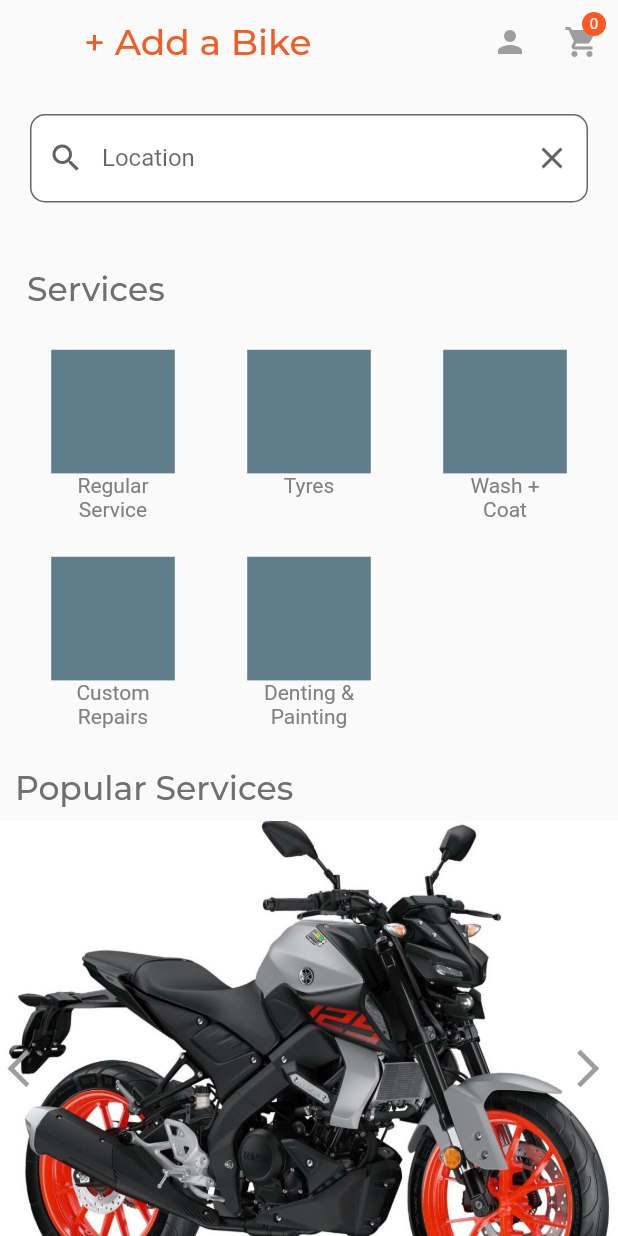
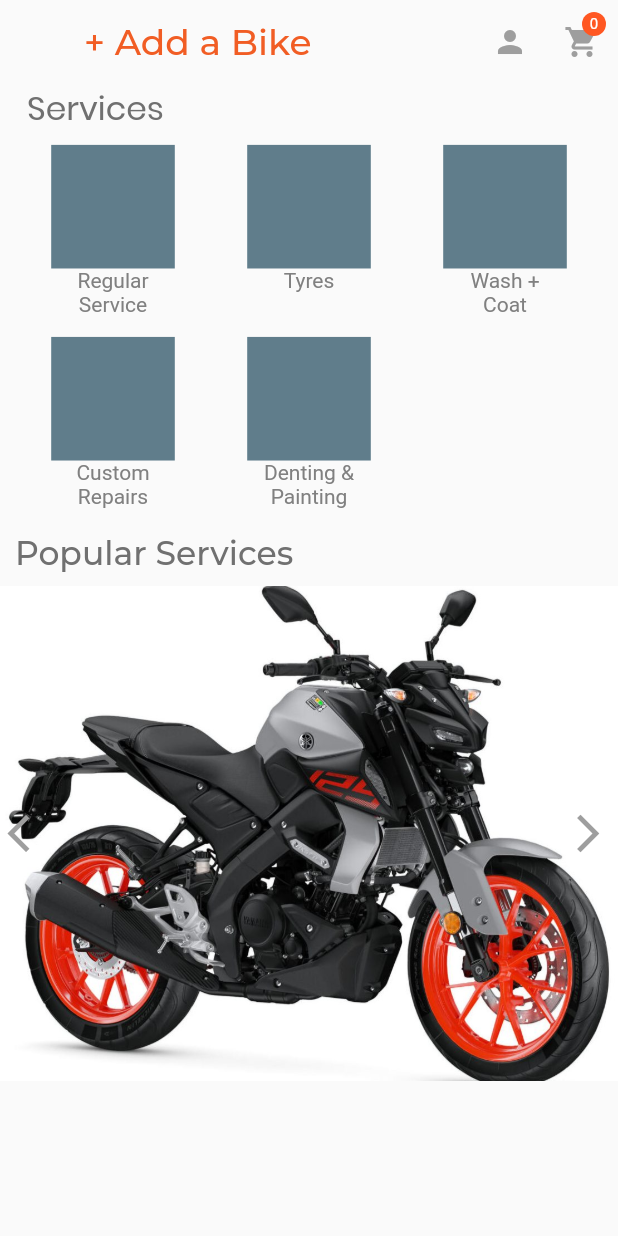
Before and after one commit to JenishHirpara/protto_customer_app, a Flutter app: the DashBoardScreen screen opened directly, on a phone screen of 412 x 824 dp. Run offline on Flutter 3.47's test engine with Material 2 defaults, Android fonts, the phone set to English and light mode, and no system bars; our stand-ins replace flutter_swiper, google_fonts, google_maps_flutter, location, material_design_icons_flutter, share and 1 more; missing offline and left inert: flutter_google_places, geocoder, google_maps_webservice; accounts and stored records are empty; network calls fail.

Commit message:
removed scroll, changed font and alignment

```diff
--- a/lib/screens/dashboard_screen.dart
+++ b/lib/screens/dashboard_screen.dart
@@ -111,7 +111,7 @@ class _DashBoardScreenState extends State<DashBoardScreen> {
                         },
                       ),
                     ),
-                    SizedBox(height: 15),
+                    SizedBox(height: 12),
                   ],
                 ),
               ),
@@ -267,47 +267,14 @@ class _DashBoardScreenState extends State<DashBoardScreen> {
           ),
         ],
       ),
-      body: SingleChildScrollView(
-        child: Container(
-          width: SizeConfig.blockSizeHorizontal * 100,
-          height: SizeConfig.blockSizeVertical * 100,
-          child: SingleChildScrollView(
-            child: Container(
+      body: Container(
         width: SizeConfig.blockSizeHorizontal * 100,
         height: SizeConfig.blockSizeVertical * 100,
             child: Column(
               children: <Widget>[
                 Container(
                   width: SizeConfig.blockSizeHorizontal * 100,
-                    height: SizeConfig.blockSizeVertical * 15,
-                    child: Padding(
-                      padding: EdgeInsets.fromLTRB(20, 20, 20, 0),
-                      child: TextField(
-                        decoration: new InputDecoration(
-                            suffixIcon: Icon(
-                              Icons.clear,
-                              color: new Color(0xff626262),
-                            ),
-                            prefixIcon: Icon(
-                              Icons.search,
-                              color: new Color(0xff626262),
-                            ),
-                            border: new OutlineInputBorder(
-                              borderRadius: const BorderRadius.all(
-                                const Radius.circular(10.0),
-                              ),
-                            ),
-                            filled: true,
-                            hintStyle:
-                                new TextStyle(color: new Color(0xff1D1D1)),
-                            labelText: "Location",
-                            fillColor: Colors.white),
-                      ),
-                    ),
-                  ),
-                  Container(
-                    width: SizeConfig.blockSizeHorizontal * 100,
-                    height: SizeConfig.blockSizeVertical * 40,
+                  height: SizeConfig.blockSizeVertical * 36,
                   child: Padding(
                     padding: EdgeInsets.symmetric(horizontal: 10),
                     child: Column(
@@ -320,7 +287,8 @@ class _DashBoardScreenState extends State<DashBoardScreen> {
                             padding: EdgeInsets.fromLTRB(8, 0, 0, 0),
                             child: Text(
                               'Services',
-                                style: GoogleFonts.montserrat(
+                              style: TextStyle(
+                                fontFamily: 'Poppins',
                                 color: Color.fromRGBO(112, 112, 112, 1),
                                 fontSize: 22,
                                 fontWeight: FontWeight.w500,
@@ -542,9 +510,6 @@ class _DashBoardScreenState extends State<DashBoardScreen> {
               ],
         ),
       ),
-          ),
-        ),
-      ),
     );
   }
 
--- a/pubspec.yaml
+++ b/pubspec.yaml
@@ -62,6 +62,10 @@ flutter:
     - assets/images/protto-logo.png
     - assets/images/ProDry.png
     - assets/images/ic_bike.png
+  fonts:
+    - family: Poppins
+      fonts:
+        - asset: assets/fonts/Poppins-Regular.ttf
   # To add assets to your application, add an assets section, like this:
   # An image asset can refer to one or more resolution-specific "variants", see
   # https://flutter.dev/assets-and-images/#resolution-aware.
```
Also changed, not shown: lib/screens/edit_bike_screen.dart (+21 -3 lines), lib/screens/new_bike_screen.dart (+21 -3 lines), assets/fonts/Poppins-Regular.ttf (added), 3 other files. Lines whose indentation alone changed are shown as unchanged.
